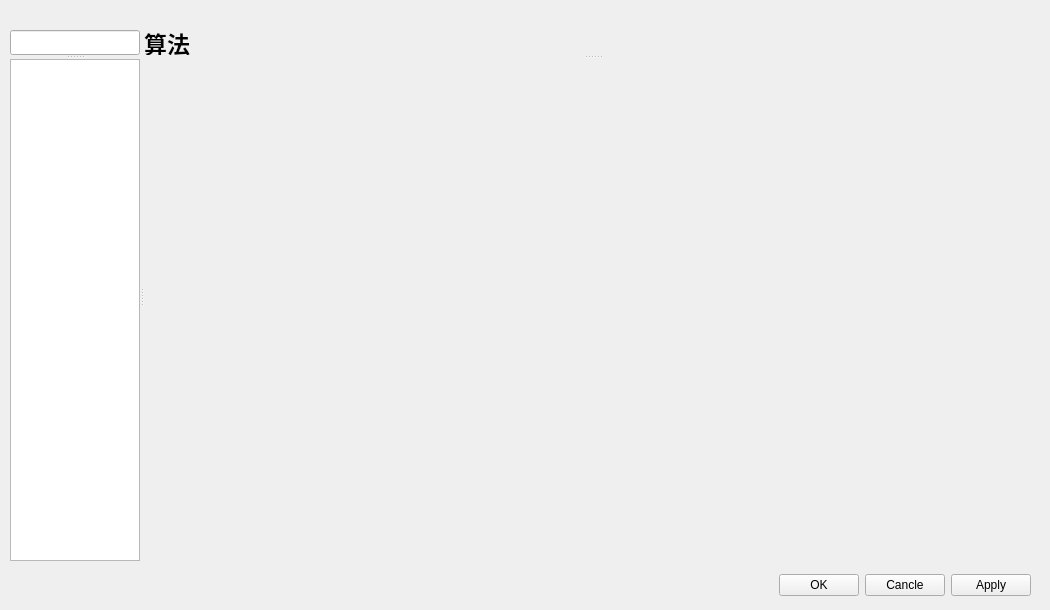
First picture: the form in GAnalysis/setting/settingmainwindow.ui, repository LiuSheng66/GAnalysis, before the edit.
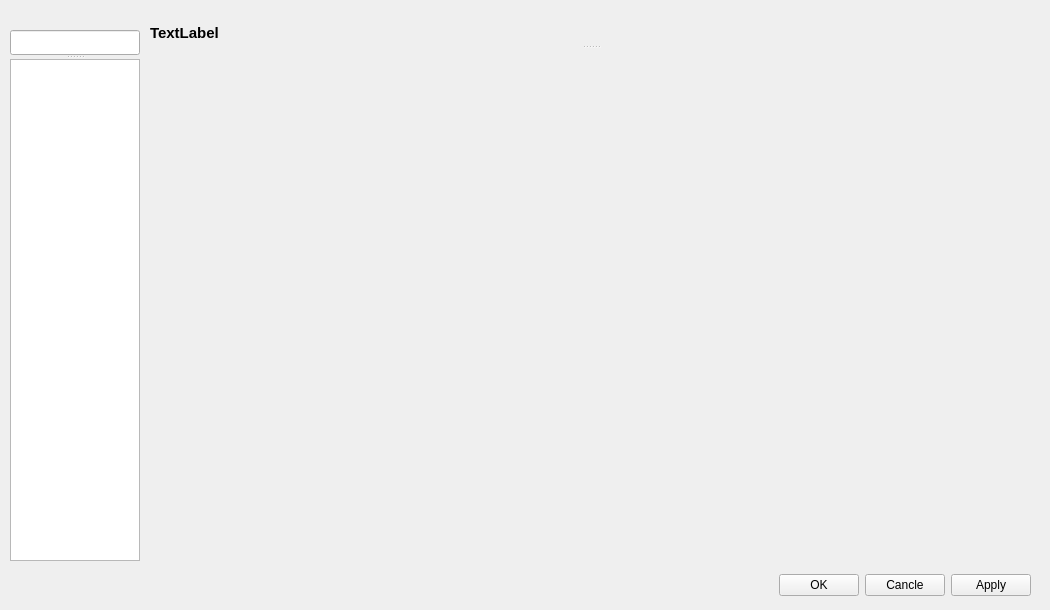
Second picture: the form after the edit.

```diff
--- a/GAnalysis/setting/settingmainwindow.ui
+++ b/GAnalysis/setting/settingmainwindow.ui
@@ -72,22 +72,18 @@
      </item>
     </layout>
    </widget>
-   <widget class="QSplitter" name="splitter_4">
+   <widget class="QSplitter" name="splitter_2">
     <property name="geometry">
      <rect>
       <x>10</x>
       <y>30</y>
-      <width>1031</width>
+      <width>130</width>
       <height>531</height>
      </rect>
     </property>
     <property name="orientation">
      <enum>Qt::Horizontal</enum>
     </property>
-    <widget class="QSplitter" name="splitter_2">
-     <property name="orientation">
-      <enum>Qt::Horizontal</enum>
-     </property>
      <widget class="QSplitter" name="splitter">
       <property name="orientation">
        <enum>Qt::Vertical</enum>
@@ -123,10 +119,18 @@
      </widget>
     </widget>
     <widget class="QSplitter" name="splitter_3">
+    <property name="geometry">
+     <rect>
+      <x>150</x>
+      <y>20</y>
+      <width>881</width>
+      <height>541</height>
+     </rect>
+    </property>
      <property name="orientation">
       <enum>Qt::Vertical</enum>
      </property>
-     <widget class="QLabel" name="tabMainTitle">
+    <widget class="QLabel" name="tabMainTopTitle">
       <property name="minimumSize">
        <size>
         <width>0</width>
@@ -141,20 +145,13 @@
       </property>
       <property name="font">
        <font>
-        <family>华文仿宋</family>
-        <pointsize>17</pointsize>
+       <pointsize>11</pointsize>
         <weight>75</weight>
         <bold>true</bold>
        </font>
       </property>
       <property name="text">
-       <string>算法</string>
-      </property>
-      <property name="alignment">
-       <set>Qt::AlignLeading|Qt::AlignLeft|Qt::AlignVCenter</set>
-      </property>
-      <property name="margin">
-       <number>2</number>
+      <string>TextLabel</string>
       </property>
      </widget>
      <widget class="QWidget" name="saveForWidget" native="true">
@@ -164,7 +161,6 @@
         <height>0</height>
        </size>
       </property>
-     </widget>
     </widget>
    </widget>
   </widget>
```
Lines whose indentation alone changed are shown as unchanged.
